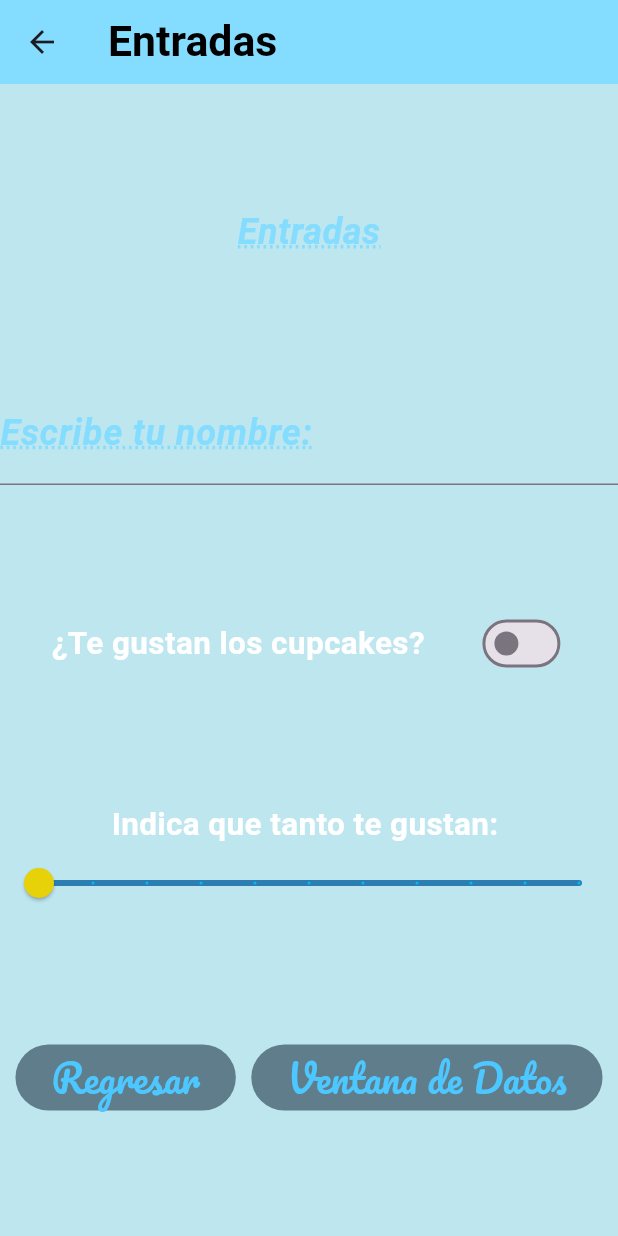
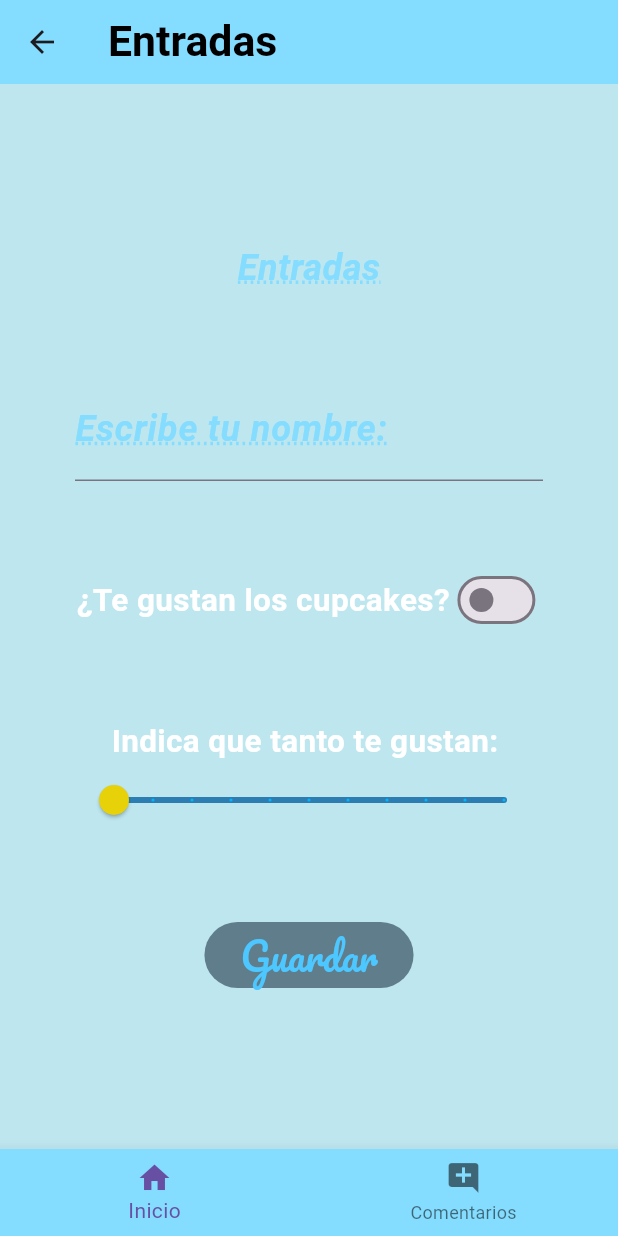
Before and after one commit to MGabriela29/FlutterComponents, a Flutter app: the InputsScreen screen opened directly, on a phone screen of 412 x 824 dp. Run offline on Flutter 3.47's test engine with Material 3 defaults, Android fonts, the phone set to English and light mode, and no system bars; our stand-ins replace google_fonts; Roboto replaces fonts that are missing (Gabriela, Laila).

Commit message:
12 Adding BottomNavigationBar

```diff
--- a/lib/screens/inputs_screen.dart
+++ b/lib/screens/inputs_screen.dart
@@ -17,7 +17,9 @@ class _InputsScreenState extends State<InputsScreen> {
       appBar: AppBar(
         title: const Text('Entradas'),
       ),
-      body: Column(
+      body: Padding(
+        padding: const EdgeInsets.all(50.0),
+        child: Column(
           mainAxisAlignment: MainAxisAlignment.spaceEvenly,
           children: [
             Text('Entradas',
@@ -26,24 +28,25 @@ class _InputsScreenState extends State<InputsScreen> {
             entradaNombre(),
             entradaSwicht(),
             entradasSlider(),
-          const Row(
-            mainAxisAlignment: MainAxisAlignment.spaceEvenly,
-            children: [
-              ElevatedButton(
+               const ElevatedButton(
                 onPressed: null,
-              child: Text('Regresar',
+                child: Text('Guardar',
                 //style: AppTheme.lightTheme.textTheme.bodyMedium,
-              )
-              ),
-              ElevatedButton(
-              onPressed: null,
-              child: Text('Ventana de Datos',
-              //style: AppTheme.lightTheme.textTheme.bodyMedium,
-              )
-              ),
+                )),
           ],
         ),
-        ],
+      ),
+      bottomNavigationBar: BottomNavigationBar(
+        backgroundColor: AppTheme.primaryColor,
+        items: const [
+          BottomNavigationBarItem(
+            icon: Icon(Icons.home),
+            label: 'Inicio', ),
+            BottomNavigationBarItem(
+              icon: Icon(
+                Icons.add_comment),
+              label: 'Comentarios')
+        ]
          ),
     );
   }
```
Lines whose indentation alone changed are shown as unchanged.
